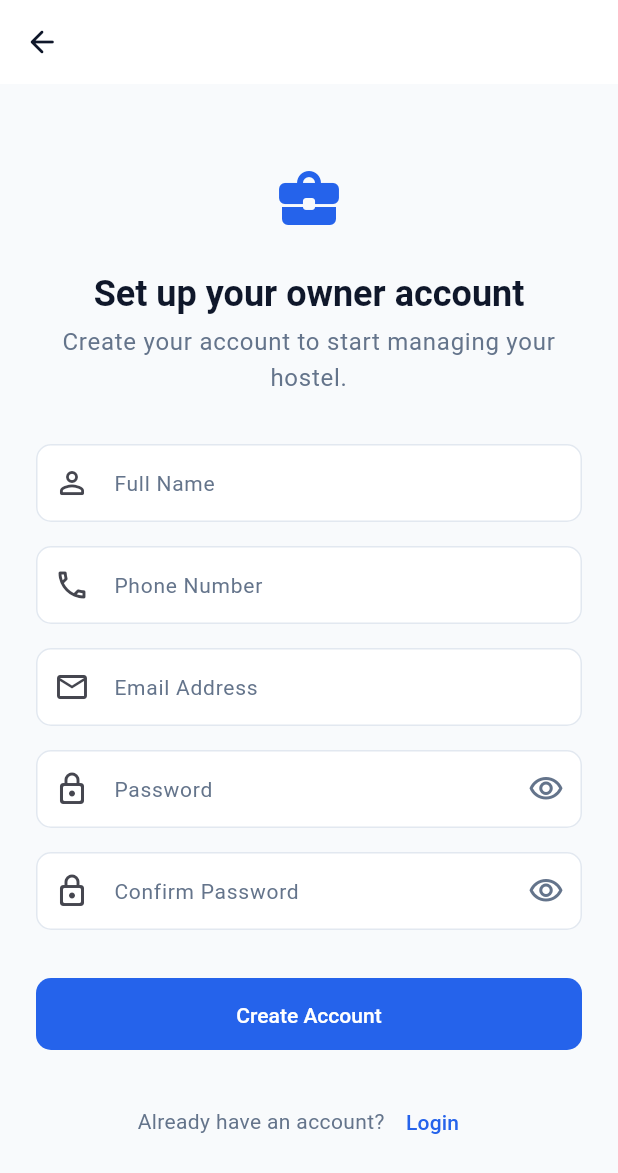
After one commit to AflahShadilk/hostel_management, a Flutter app: the OwnerSignUpPage screen opened by its route, on a phone screen of 412 x 824 dp. The commit adds this screen. Shown: the top 1173 px of the screen. Run offline on Flutter 3.47's test engine with Material 3 defaults, Android fonts, the phone set to English and light mode, and no system bars; our stand-ins replace equatable, flutter_bloc, flutter_secure_storage, get_it, go_router, sqflite; accounts and stored records are empty.

Commit message:
feat(auth): add responsive owner sign up flow

```diff
--- /dev/null
+++ b/devtools_options.yaml
@@ -0,0 +1,3 @@
+description: This file stores settings for Dart & Flutter DevTools.
+documentation: https://docs.flutter.dev/tools/devtools/extensions#configure-extension-enablement-states
+extensions:
--- a/lib/core/router/app_router.dart
+++ b/lib/core/router/app_router.dart
@@ -6,6 +6,7 @@ import 'app_routes.dart';
 
 import '../../features/auth/presentation/pages/splash_page.dart';
 import '../../features/auth/presentation/pages/role_selection_page.dart';
+import '../../features/auth/presentation/pages/owner_sign_up_page.dart';
 
 abstract final class AppRouter {
   static final GoRouter router = GoRouter(
@@ -31,8 +32,13 @@ abstract final class AppRouter {
       GoRoute(
         name: AppRoutes.ownerSignUpName,
         path: AppRoutes.ownerSignUpPath,
+        builder: (context, state) => const OwnerSignUpPage(),
+      ),
+      GoRoute(
+        name: AppRoutes.pinSetupName,
+        path: AppRoutes.pinSetupPath,
         builder: (context, state) =>
-            const _PlaceholderPage(title: 'Owner Sign Up — Coming next'),
+            const _PlaceholderPage(title: 'PIN Setup — Coming next'),
       ),
       GoRoute(
         name: AppRoutes.managerLoginName,
--- a/lib/core/router/app_routes.dart
+++ b/lib/core/router/app_routes.dart
@@ -11,6 +11,9 @@ abstract final class AppRoutes {
   static const String ownerSignUpName = 'ownerSignUp';
   static const String ownerSignUpPath = '/owner/signup';
 
+  static const String pinSetupName = 'pinSetup';
+  static const String pinSetupPath = '/owner/pin-setup';
+
   static const String managerLoginName = 'managerLogin';
   static const String managerLoginPath = '/manager/login';
 
--- a/lib/core/widgets/app_text_field.dart
+++ b/lib/core/widgets/app_text_field.dart
@@ -12,6 +12,9 @@ class AppTextField extends StatelessWidget {
   final ValueChanged<String>? onChanged;
   final bool enabled;
   final int? maxLines;
+  final TextInputAction? textInputAction;
+  final Iterable<String>? autofillHints;
+  final ValueChanged<String>? onFieldSubmitted;
 
   const AppTextField({
     super.key,
@@ -26,6 +29,9 @@ class AppTextField extends StatelessWidget {
     this.onChanged,
     this.enabled = true,
     this.maxLines = 1,
+    this.textInputAction,
+    this.autofillHints,
+    this.onFieldSubmitted,
   });
 
   @override
@@ -34,6 +40,9 @@ class AppTextField extends StatelessWidget {
       controller: controller,
       validator: validator,
       keyboardType: keyboardType,
+      textInputAction: textInputAction,
+      autofillHints: autofillHints,
+      onFieldSubmitted: onFieldSubmitted,
       // maxLines must be 1 when obscureText is true (Flutter requirement).
       obscureText: obscureText,
       maxLines: obscureText ? 1 : maxLines,
--- /dev/null
+++ b/lib/features/auth/presentation/cubit/auth_form_cubit.dart
@@ -0,0 +1,15 @@
+import 'package:flutter_bloc/flutter_bloc.dart';
+
+import 'auth_form_state.dart';
+
+class AuthFormCubit extends Cubit<AuthFormState> {
+  AuthFormCubit() : super(const AuthFormState());
+
+  void togglePasswordVisibility() {
+    emit(state.copyWith(obscurePassword: !state.obscurePassword));
+  }
+
+  void toggleConfirmPasswordVisibility() {
+    emit(state.copyWith(obscureConfirmPassword: !state.obscureConfirmPassword));
+  }
+}
--- /dev/null
+++ b/lib/features/auth/presentation/cubit/auth_form_state.dart
@@ -0,0 +1,25 @@
+import 'package:equatable/equatable.dart';
+
+class AuthFormState extends Equatable {
+  final bool obscurePassword;
+  final bool obscureConfirmPassword;
+
+  const AuthFormState({
+    this.obscurePassword = true,
+    this.obscureConfirmPassword = true,
+  });
+
+  AuthFormState copyWith({
+    bool? obscurePassword,
+    bool? obscureConfirmPassword,
+  }) {
+    return AuthFormState(
+      obscurePassword: obscurePassword ?? this.obscurePassword,
+      obscureConfirmPassword:
+          obscureConfirmPassword ?? this.obscureConfirmPassword,
+    );
+  }
+
+  @override
+  List<Object?> get props => [obscurePassword, obscureConfirmPassword];
+}
--- /dev/null
+++ b/lib/features/auth/presentation/pages/owner_sign_up_page.dart
@@ -0,0 +1,304 @@
+import 'package:flutter/material.dart';
+import 'package:flutter_bloc/flutter_bloc.dart';
+import 'package:go_router/go_router.dart';
+
+import '../../../../core/constants/app_spacing.dart';
+import '../../../../core/router/app_routes.dart';
+import '../../../../core/theme/app_colors.dart';
+import '../../../../core/widgets/app_button.dart';
+import '../../../../core/widgets/app_text_field.dart';
+import '../cubit/auth_cubit.dart';
+import '../cubit/auth_state.dart';
+import '../cubit/auth_form_cubit.dart';
+import '../cubit/auth_form_state.dart';
+
+class OwnerSignUpPage extends StatefulWidget {
+  const OwnerSignUpPage({super.key});
+
+  @override
+  State<OwnerSignUpPage> createState() => _OwnerSignUpPageState();
+}
+
+class _OwnerSignUpPageState extends State<OwnerSignUpPage> {
+  final _formKey = GlobalKey<FormState>();
+  final _nameController = TextEditingController();
+  final _phoneController = TextEditingController();
+  final _emailController = TextEditingController();
+  final _passwordController = TextEditingController();
+  final _confirmPasswordController = TextEditingController();
+
+  @override
+  void dispose() {
+    _nameController.dispose();
+    _phoneController.dispose();
+    _emailController.dispose();
+    _passwordController.dispose();
+    _confirmPasswordController.dispose();
+    super.dispose();
+  }
+
+  void _submit() {
+    FocusScope.of(context).unfocus();
+
+    if (_formKey.currentState?.validate() ?? false) {
+      context.read<AuthCubit>().registerOwner(
+            name: _nameController.text,
+            phone: _phoneController.text,
+            email: _emailController.text,
+            password: _passwordController.text,
+          );
+    }
+  }
+
+  @override
+  Widget build(BuildContext context) {
+    return BlocProvider(
+      create: (_) => AuthFormCubit(),
+      child: BlocListener<AuthCubit, AuthState>(
+        listenWhen: (previous, current) =>
+            previous.status != current.status ||
+            previous.errorMessage != current.errorMessage,
+        listener: (context, state) {
+          if (state.status == AuthStatus.failure &&
+              state.errorMessage != null) {
+            ScaffoldMessenger.of(context).showSnackBar(
+              SnackBar(
+                content: Text(state.errorMessage!),
+                backgroundColor: AppColors.error,
+              ),
+            );
+          } else if (state.status == AuthStatus.registrationPendingPin) {
+            context.pushReplacementNamed(AppRoutes.pinSetupName);
+          }
+        },
+        child: Scaffold(
+          backgroundColor: AppColors.background,
+          appBar: AppBar(
+            title: const Text('Create Owner Account'),
+            leading: IconButton(
+              icon: const Icon(Icons.arrow_back_rounded),
+              onPressed: () {
+                if (context.canPop()) {
+                  context.pop();
+                } else {
+                  context.goNamed(AppRoutes.roleSelectionName);
+                }
+              },
+            ),
+          ),
+          body: SafeArea(
+            child: Center(
+              child: ConstrainedBox(
+                constraints: const BoxConstraints(maxWidth: 600),
+                child: SingleChildScrollView(
+                  padding: const EdgeInsets.all(AppSpacing.lg),
+                  child: Form(
+                    key: _formKey,
+                    child: Column(
+                      crossAxisAlignment: CrossAxisAlignment.stretch,
+                      children: [
+                        const Icon(
+                          Icons.business_center_rounded,
+                          size: 48,
+                          color: AppColors.primary,
+                        ),
+                        const SizedBox(height: AppSpacing.lg),
+                        Text(
+                          'Set up your owner account',
+                          style: Theme.of(context)
+                              .textTheme
+                              .headlineSmall
+                              ?.copyWith(
+                                fontWeight: FontWeight.bold,
+                                color: AppColors.textPrimary,
+                              ),
+                          textAlign: TextAlign.center,
+                        ),
+                        const SizedBox(height: AppSpacing.xs),
+                        Text(
+                          'Create your account to start managing your hostel.',
+                          style:
+                              Theme.of(context).textTheme.bodyLarge?.copyWith(
+                                    color: AppColors.textSecondary,
+                                  ),
+                          textAlign: TextAlign.center,
+                        ),
+                        const SizedBox(height: AppSpacing.xl),
+                        AppTextField(
+                          controller: _nameController,
+                          label: 'Full Name',
+                          prefixIcon: const Icon(Icons.person_outline_rounded),
+                          textInputAction: TextInputAction.next,
+                          autofillHints: const [AutofillHints.name],
+                          validator: (value) {
+                            if (value == null || value.trim().isEmpty) {
+                              return 'Please enter your full name';
+                            }
+                            return null;
+                          },
+                        ),
+                        const SizedBox(height: AppSpacing.md),
+                        AppTextField(
+                          controller: _phoneController,
+                          label: 'Phone Number',
+                          prefixIcon: const Icon(Icons.phone_outlined),
+                          keyboardType: TextInputType.phone,
+                          textInputAction: TextInputAction.next,
+                          autofillHints: const [AutofillHints.telephoneNumber],
+                          validator: (value) {
+                            if (value == null || value.trim().isEmpty) {
+                              return 'Please enter your phone number';
+                            }
+                            // Simple validation for basic numeric formats (allowing optional leading +)
+                            if (!RegExp(r'^\+?[0-9\s\-]{7,15}$')
+                                .hasMatch(value.trim())) {
+                              return 'Please enter a valid phone number';
+                            }
+                            return null;
+                          },
+                        ),
+                        const SizedBox(height: AppSpacing.md),
+                        AppTextField(
+                          controller: _emailController,
+                          label: 'Email Address',
+                          prefixIcon: const Icon(Icons.email_outlined),
+                          keyboardType: TextInputType.emailAddress,
+                          textInputAction: TextInputAction.next,
+                          autofillHints: const [AutofillHints.email],
+                          validator: (value) {
+                            if (value == null || value.trim().isEmpty) {
+                              return 'Please enter your email address';
+                            }
+                            // Simple email format check
+                            if (!RegExp(r'^[^@\s]+@[^@\s]+\.[^@\s]+$')
+                                .hasMatch(value.trim())) {
+                              return 'Please enter a valid email address';
+                            }
+                            return null;
+                          },
+                        ),
+                        const SizedBox(height: AppSpacing.md),
+                        BlocSelector<AuthFormCubit, AuthFormState, bool>(
+                          selector: (state) => state.obscurePassword,
+                          builder: (context, obscurePassword) {
+                            return AppTextField(
+                              controller: _passwordController,
+                              label: 'Password',
+                              prefixIcon:
+                                  const Icon(Icons.lock_outline_rounded),
+                              obscureText: obscurePassword,
+                              textInputAction: TextInputAction.next,
+                              autofillHints: const [AutofillHints.newPassword],
+                              suffixIcon: IconButton(
+                                icon: Icon(
+                                  obscurePassword
+                                      ? Icons.visibility_outlined
+                                      : Icons.visibility_off_outlined,
+                                  color: AppColors.textSecondary,
+                                ),
+                                onPressed: () => context
+                                    .read<AuthFormCubit>()
+                                    .togglePasswordVisibility(),
+                                tooltip: obscurePassword
+                                    ? 'Show password'
+                                    : 'Hide password',
+                              ),
+                              validator: (value) {
+                                if (value == null || value.isEmpty) {
+                                  return 'Please enter a password';
+                                }
+                                if (value.length < 8) {
+                                  return 'Password must be at least 8 characters';
+                                }
+                                return null;
+                              },
+                            );
+                          },
+                        ),
+                        const SizedBox(height: AppSpacing.md),
+                        BlocSelector<AuthFormCubit, AuthFormState, bool>(
+                          selector: (state) => state.obscureConfirmPassword,
+                          builder: (context, obscureConfirmPassword) {
+                            return AppTextField(
+                              controller: _confirmPasswordController,
+                              label: 'Confirm Password',
+                              prefixIcon:
+                                  const Icon(Icons.lock_outline_rounded),
+                              obscureText: obscureConfirmPassword,
+                              textInputAction: TextInputAction.done,
+                              onFieldSubmitted: (_) => _submit(),
+                              suffixIcon: IconButton(
+                                icon: Icon(
+                                  obscureConfirmPassword
+                                      ? Icons.visibility_outlined
+                                      : Icons.visibility_off_outlined,
+                                  color: AppColors.textSecondary,
+                                ),
+                                onPressed: () => context
+                                    .read<AuthFormCubit>()
+                                    .toggleConfirmPasswordVisibility(),
+                                tooltip: obscureConfirmPassword
+                                    ? 'Show password'
+                                    : 'Hide password',
+                              ),
+                              validator: (value) {
+                                if (value == null || value.isEmpty) {
+                                  return 'Please confirm your password';
+                                }
+                                if (value != _passwordController.text) {
+                                  return 'Passwords do not match';
+                                }
+                                return null;
+                              },
+                            );
+                          },
+                        ),
+                        const SizedBox(height: AppSpacing.xl),
+                        BlocSelector<AuthCubit, AuthState, bool>(
+                          selector: (state) =>
+                              state.status == AuthStatus.loading,
+                          builder: (context, isLoading) {
+                            return AppButton(
+                              label: 'Create Account',
+                              isLoading: isLoading,
+                              isFullWidth: true,
+                              onPressed: isLoading ? null : _submit,
+                            );
+                          },
+                        ),
+                        const SizedBox(height: AppSpacing.lg),
+                        Row(
+                          mainAxisAlignment: MainAxisAlignment.center,
+                          children: [
+                            Flexible(
+                              child: Text(
+                                'Already have an account?',
+                                style: Theme.of(context)
+                                    .textTheme
+                                    .bodyMedium
+                                    ?.copyWith(
+                                      color: AppColors.textSecondary,
+                                    ),
+                              ),
+                            ),
+                            TextButton(
+                              onPressed: () {
+                                context.pushReplacementNamed(
+                                    AppRoutes.ownerLoginName);
+                              },
+                              child: const Text('Login'),
+                            ),
+                          ],
+                        ),
+                      ],
+                    ),
+                  ),
+                ),
+              ),
+            ),
+          ),
+        ),
+      ),
+    );
+  }
+}
```
Also changed, not shown: 1 other file.
